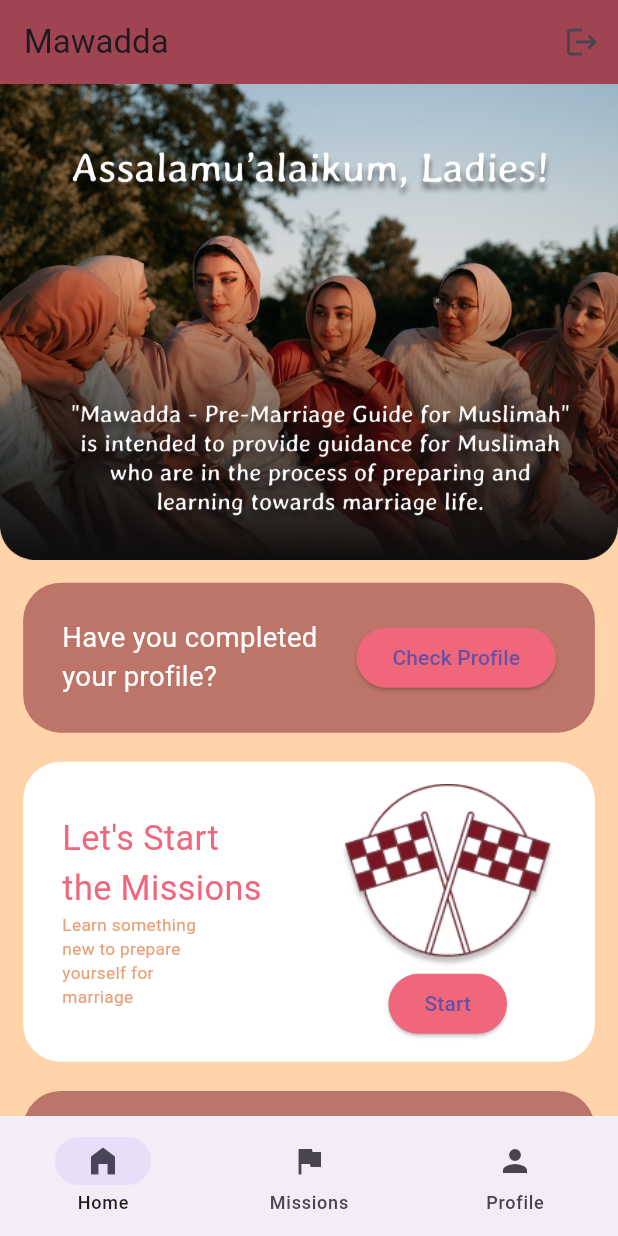
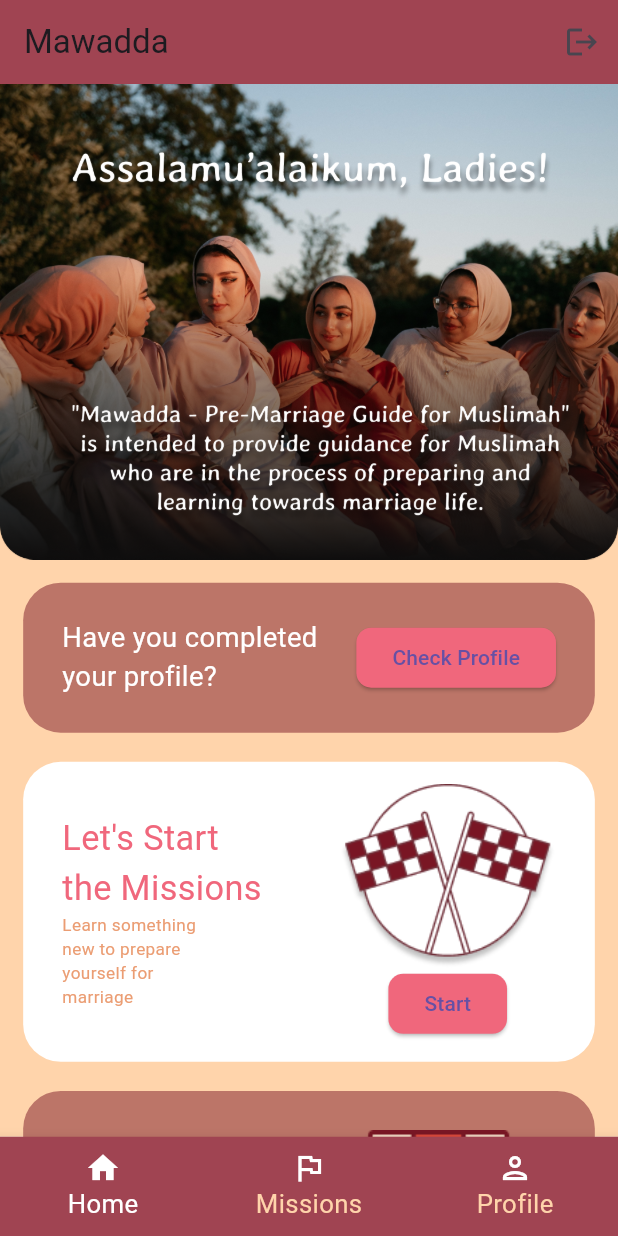
Before and after one commit to nisahabiba/mawadda_app, a Flutter app: the NavigationMain screen opened directly, on a phone screen of 412 x 824 dp. Run offline on Flutter 3.47's test engine with Material 2 defaults, Android fonts, the phone set to English and light mode, and no system bars; our stand-ins replace auto_route, equatable, flutter_bloc, flutter_screenutil, flutter_svg, get_it and 3 more; accounts and stored records are empty.

Commit message:
edit home_page

```diff
--- a/lib/home/pages/home_page.dart
+++ b/lib/home/pages/home_page.dart
@@ -70,24 +70,52 @@ class _NavigationMainState extends State<NavigationMain> {
           IconButton(onPressed: () {}, icon: Icon(Icons.logout))
         ],
       ),
-      bottomNavigationBar: NavigationBar(
-        onDestinationSelected: (int index) {
+      bottomNavigationBar: BottomNavigationBar(
+        selectedItemColor: Colors.white,
+        unselectedItemColor: const Color(0xffFFD4AB),
+        unselectedLabelStyle: GoogleFonts.averiaGruesaLibre(),
+        selectedLabelStyle: GoogleFonts.averiaGruesaLibre(),
+        backgroundColor: const Color(0xffA04452),
+        selectedFontSize: 15.sp,
+        unselectedFontSize: 15.sp,
+        onTap: (int index) {
           setState(() {
             currentPageIndex = index;
           });
         },
-        selectedIndex: currentPageIndex,
-        destinations: const <Widget>[
-          NavigationDestination(
-            icon: Icon(Icons.home_filled),
+        currentIndex: currentPageIndex,
+        items: const <BottomNavigationBarItem>[
+          BottomNavigationBarItem(
+            icon: Icon(
+              Icons.home_outlined,
+              color: Colors.white,
+            ),
+            activeIcon: Icon(
+              Icons.home,
+              color: Colors.white,
+            ),
             label: 'Home',
           ),
-          NavigationDestination(
-            icon: Icon(Icons.flag),
+          BottomNavigationBarItem(
+            icon: Icon(
+              Icons.flag_outlined,
+              color: Colors.white,
+            ),
+            activeIcon: Icon(
+              Icons.flag,
+              color: Colors.white,
+            ),
             label: 'Missions',
           ),
-          NavigationDestination(
-            icon: Icon(Icons.person),
+          BottomNavigationBarItem(
+            icon: Icon(
+              Icons.person_outlined,
+              color: Colors.white,
+            ),
+            activeIcon: Icon(
+              Icons.person,
+              color: Colors.white,
+            ),
             label: 'Profile',
           ),
         ],
@@ -128,7 +156,10 @@ class _NavigationMainState extends State<NavigationMain> {
                                 ),
                                 ElevatedButton(
                                     style: ElevatedButton.styleFrom(
-                                        backgroundColor: Color(0xFFF0677C)),
+                                        backgroundColor: Color(0xFFF0677C),
+                                        shape: RoundedRectangleBorder(
+                                            borderRadius:
+                                                BorderRadius.circular(10))),
                                     onPressed: () {},
                                     child: const Text('Check Profile'))
                               ],
@@ -187,7 +218,10 @@ class _NavigationMainState extends State<NavigationMain> {
                                     ElevatedButton(
                                         style: ElevatedButton.styleFrom(
                                             backgroundColor:
-                                                const Color(0xFFF0677C)),
+                                                const Color(0xFFF0677C),
+                                            shape: RoundedRectangleBorder(
+                                                borderRadius:
+                                                    BorderRadius.circular(10))),
                                         onPressed: () {},
                                         child: const Text('Start'))
                                   ],
@@ -249,7 +283,10 @@ class _NavigationMainState extends State<NavigationMain> {
                                     ElevatedButton(
                                         style: ElevatedButton.styleFrom(
                                             backgroundColor:
-                                                const Color(0xFFF0677C)),
+                                                const Color(0xFFF0677C),
+                                            shape: RoundedRectangleBorder(
+                                                borderRadius:
+                                                    BorderRadius.circular(10))),
                                         onPressed: () {},
                                         child: const Text('Read More'))
                                   ],
@@ -312,7 +349,10 @@ class _NavigationMainState extends State<NavigationMain> {
                                     ElevatedButton(
                                         style: ElevatedButton.styleFrom(
                                             backgroundColor:
-                                                const Color(0xFFF0677C)),
+                                                const Color(0xFFF0677C),
+                                            shape: RoundedRectangleBorder(
+                                                borderRadius:
+                                                    BorderRadius.circular(10))),
                                         onPressed: () {},
                                         child: const Text('Watch More'))
                                   ],
```
